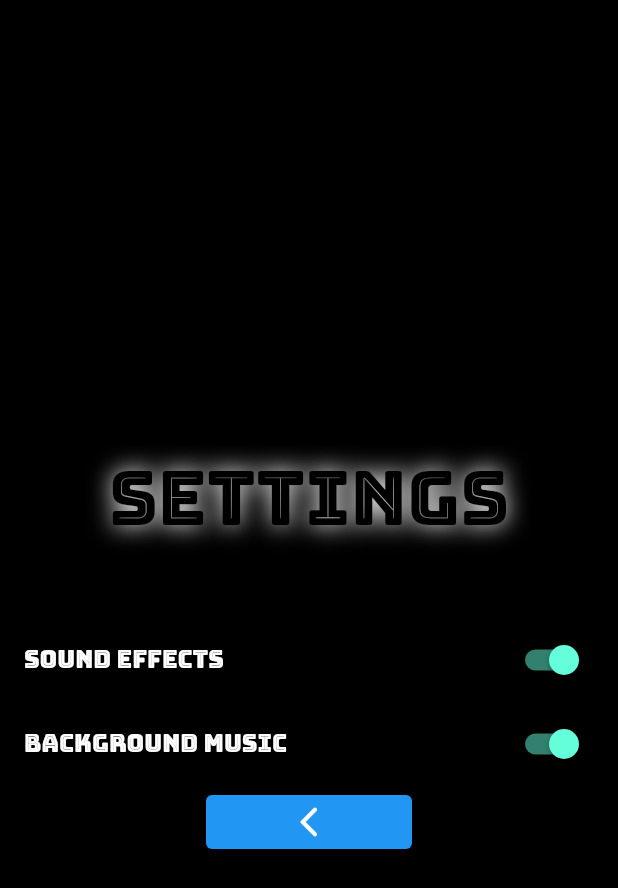
After one commit to GauravDhuri/Space-Adventure, a Flutter app: the SettingsMenu screen opened directly, on a phone screen of 412 x 824 dp. The commit adds this screen. Shown: the top 888 px of the screen. Run offline on Flutter 3.47's test engine with Material 2 defaults, Android fonts, the phone set to English and light mode, and no system bars; our stand-ins replace carousel_slider, hive; missing offline and left inert: flame, flame_audio; accounts and stored records are empty.

Commit message:
adds music and sfx

```diff
--- a/lib/main.dart
+++ b/lib/main.dart
@@ -3,22 +3,40 @@ import 'package:flutter/material.dart';
 import 'package:hive/hive.dart';
 import 'package:path_provider/path_provider.dart';
 import 'package:space_adventure/models/player_data.dart';
+import 'package:space_adventure/models/settings.dart';
 import 'package:space_adventure/models/spaceship_details.dart';
 import 'package:space_adventure/screens/main_menu.dart';
 import 'package:provider/provider.dart';
 
-Future<void> main() async{
+Future<void> main() async {
   WidgetsFlutterBinding.ensureInitialized();
-  Flame.device.fullScreen();
+  await Flame.device.fullScreen();
+
+  await initHive();
 
   runApp(
-    FutureProvider<PlayerData>(
-      create: (BuildContext context) => getPlayerData(),
-      initialData: PlayerData.fromMap(PlayerData.defaultData),
-      builder: (context, child){
-        return ChangeNotifierProvider<PlayerData>.value(
-          value: Provider.of<PlayerData>(context),
-          child: child,
+    MultiProvider(
+      providers: [
+        FutureProvider<PlayerData>(
+        create: (BuildContext context) => getPlayerData(),
+        initialData: PlayerData.fromMap(PlayerData.defaultData),
+        ),
+        FutureProvider<Settings>(
+        create: (BuildContext context) => getSettings(),
+        initialData: Settings(soundEffects: false, backgroundMusic: false),
+        ),
+      ],
+      builder: (context, child) {
+        return MultiProvider(
+          providers: [
+            ChangeNotifierProvider<PlayerData>.value(
+              value: Provider.of<PlayerData>(context),
+            ),
+            ChangeNotifierProvider<Settings>.value(
+              value: Provider.of<Settings>(context),
+            ),
+          ],
+          child: child
         );
       },
       child: MaterialApp(
@@ -30,7 +48,7 @@ Future<void> main() async{
           scaffoldBackgroundColor: Colors.black),
         home: const MainMenu(),
       ),
-    )
+    ),
   );
 }
 
@@ -40,16 +58,24 @@ Future<void> initHive() async {
 
   Hive.registerAdapter(PlayerDataAdapter());
   Hive.registerAdapter(SpaceshipTypeAdapter());
+  Hive.registerAdapter(SettingsAdapter());
 }
 
 Future<PlayerData> getPlayerData() async {
 
-  await initHive();
+  final box = await Hive.openBox<PlayerData>(PlayerData.playerDataBox);
+  final playerData = box.get(PlayerData.playerDataKey);
+  if(playerData == null){
+    box.put(PlayerData.playerDataKey, PlayerData.fromMap(PlayerData.defaultData));
+  }
+  return box.get(PlayerData.playerDataKey)!;
+}
 
-  final box = await Hive.openBox<PlayerData>('PlayerDataBox');
-  final playerData = box.get('PlayerData');
-  if(playerData == null){
-    box.put('PlayerData', PlayerData.fromMap(PlayerData.defaultData));
+Future<Settings> getSettings() async {
+  final box = await Hive.openBox<Settings>(Settings.settingsBox);
+  final settings = box.get(Settings.settingsKey);
+  if(settings == null){
+    box.put(Settings.settingsKey, Settings(soundEffects: true, backgroundMusic: true));
   }
-  return box.get('PlayerData')!;
+  return box.get(Settings.settingsKey)!;
 }
--- a/lib/models/player_data.dart
+++ b/lib/models/player_data.dart
@@ -8,6 +8,9 @@ part 'player_data.g.dart';
 
 @HiveType(typeId: 0)
 class PlayerData extends ChangeNotifier with HiveObjectMixin {
+
+  static const String playerDataBox = 'PlayerDataBox';
+  static const String playerDataKey = 'PlayerData';
 
   @HiveField(0)
   SpaceshipType spaceshipType;
--- /dev/null
+++ b/lib/models/settings.dart
@@ -0,0 +1,35 @@
+import 'package:flutter/cupertino.dart';
+import 'package:hive/hive.dart';
+
+part 'settings.g.dart';
+
+@HiveType(typeId: 2)
+class Settings extends ChangeNotifier with HiveObjectMixin {
+
+  static const String settingsBox = 'SettinsBox';
+  static const String settingsKey = 'Settings';
+
+  @HiveField(0)
+  bool _sfx = false;
+  bool get soundEffects => _sfx;
+  set soundEffects(bool value) {
+    _sfx = value;
+    notifyListeners();
+    save();
+  }
+
+  @HiveField(1)
+  bool _bgm = false;
+  bool get backgroundMusic => _bgm;
+  set backgroundMusic(bool value) {
+    _bgm = value;
+    notifyListeners();
+    save();
+  }
+
+  Settings({
+    bool soundEffects = false,
+    bool backgroundMusic = false,
+  }) : _sfx = soundEffects,
+      _bgm = backgroundMusic;
+}
--- /dev/null
+++ b/lib/screens/settings_menu.dart
@@ -0,0 +1,70 @@
+import 'package:flutter/material.dart';
+import 'package:provider/provider.dart';
+import 'package:space_adventure/models/settings.dart';
+
+class SettingsMenu extends StatelessWidget {
+  const SettingsMenu({ Key? key }) : super(key: key);
+
+  @override
+  Widget build(BuildContext context) {
+    return Scaffold(
+      body: Center(
+        child: Column(
+          mainAxisAlignment: MainAxisAlignment.center,
+          children: [
+            const Padding(
+              padding: EdgeInsets.symmetric(vertical: 50.0, horizontal: 30.0),
+              child: Text(
+                'Settings',
+                textAlign: TextAlign.center,
+                style: TextStyle(
+                  fontSize: 50.0,
+                  color: Colors.black,
+                  shadows: [
+                    Shadow(
+                      blurRadius: 20.0,
+                      color: Colors.white,
+                      offset: Offset(0,0),
+                    ),
+                  ]
+                ),
+              ),
+            ),
+            Selector<Settings, bool>(
+              selector: (context, settings) => settings.soundEffects,
+              builder: (context, value, child) {
+                return SwitchListTile(
+                  title: const Text('Sound Effects'),
+                  value: value,
+                  onChanged: (newValue) {
+                    Provider.of<Settings>(context, listen: false).soundEffects = newValue;
+                  }
+                );
+              }
+            ),
+            Selector<Settings, bool>(
+              selector: (context, settings) => settings.backgroundMusic,
+              builder: (context, value, child) {
+                return SwitchListTile(
+                  title: const Text('Background Music'),
+                  value: value,
+                  onChanged: (newValue) {
+                    Provider.of<Settings>(context, listen: false).backgroundMusic = newValue;
+                  }
+                );
+              }
+            ),
+            SizedBox(
+              width: MediaQuery.of(context).size.width / 3,
+              child: ElevatedButton(
+                  onPressed: () {
+                    Navigator.of(context).pop();
+                  },
+                  child: const Icon(Icons.arrow_back_ios_new_rounded)),
+            ),
+          ],
+        ),
+      ),
+    );
+  }
+}
--- a/pubspec.yaml
+++ b/pubspec.yaml
@@ -28,6 +28,7 @@ environment:
 # versions available, run `flutter pub outdated`.
 dependencies:
   flame: 1.0.0-releasecandidate.13
+  flame_audio: 1.0.0-rc.1
   provider: ^6.0.2
   carousel_slider: ^4.0.0
   hive: ^2.0.5
```
Also changed, not shown: lib/game/audio_player_component.dart (added, +42 -0 lines), lib/game/enemy.dart (+9 -0 lines), lib/game/game.dart (+16 -4 lines), lib/game/player.dart (+9 -0 lines), lib/game/power_ups.dart (+8 -0 lines), lib/screens/main_menu.dart (+8 -1 lines), lib/models/settings.g.dart (added), pubspec.lock, 5 other files.
